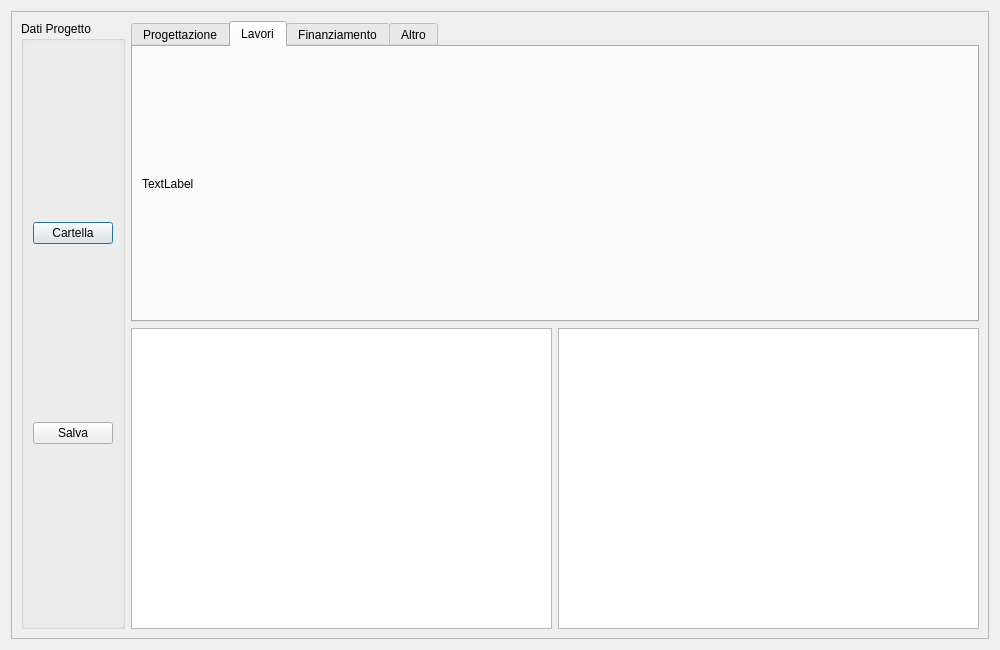
The window that schedadettaglio.ui (tarateo78/Praticometro) describes before a commit, drawn with Qt 5.
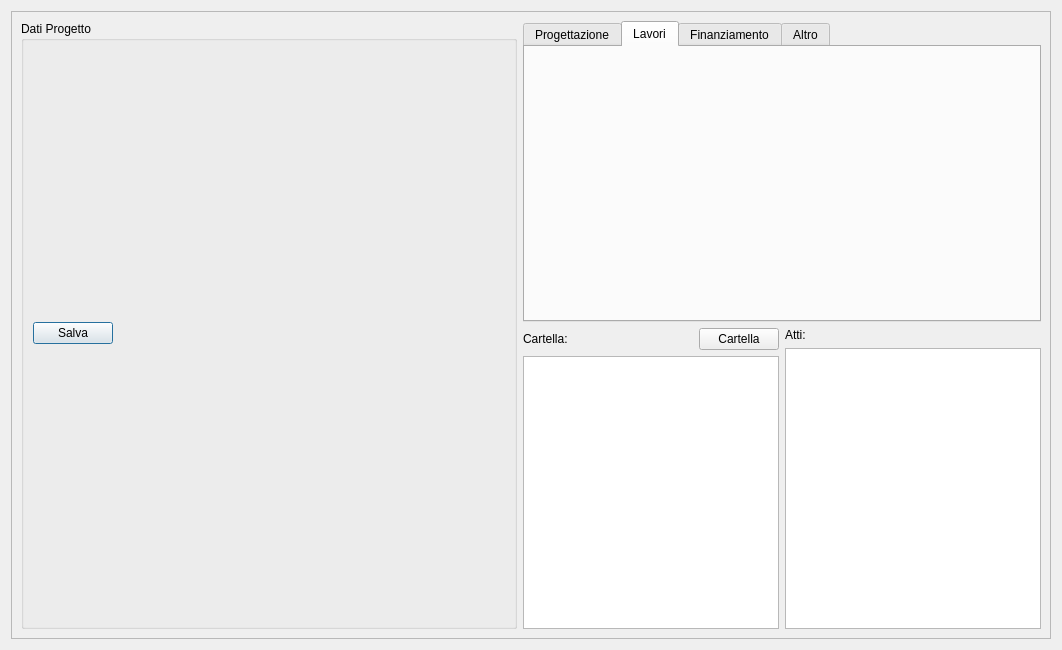
The same window after the commit.

Commit message: stato pratiche e cartella lavori

The edit to the form file:
```diff
--- a/schedadettaglio.ui
+++ b/schedadettaglio.ui
@@ -6,7 +6,7 @@
    <rect>
     <x>0</x>
     <y>0</y>
-    <width>1000</width>
+    <width>1062</width>
     <height>650</height>
    </rect>
   </property>
@@ -24,8 +24,8 @@
        <rect>
         <x>0</x>
         <y>0</y>
-        <width>980</width>
-        <height>630</height>
+        <width>1038</width>
+        <height>626</height>
        </rect>
       </property>
       <layout class="QVBoxLayout" name="verticalLayout_2">
@@ -41,18 +41,28 @@
              <layout class="QFormLayout" name="formLayout"/>
             </item>
             <item>
-             <widget class="QPushButton" name="pushButton_2">
-              <property name="text">
-               <string>Cartella</string>
-              </property>
-             </widget>
-            </item>
-            <item>
-             <widget class="QPushButton" name="pushButton">
-              <property name="text">
-               <string>Salva</string>
-              </property>
-             </widget>
+             <layout class="QHBoxLayout" name="horizontalLayout_4">
+              <item>
+               <widget class="QPushButton" name="pushButton">
+                <property name="text">
+                 <string>Salva</string>
+                </property>
+               </widget>
+              </item>
+              <item>
+               <spacer name="horizontalSpacer_2">
+                <property name="orientation">
+                 <enum>Qt::Horizontal</enum>
+                </property>
+                <property name="sizeHint" stdset="0">
+                 <size>
+                  <width>40</width>
+                  <height>20</height>
+                 </size>
+                </property>
+               </spacer>
+              </item>
+             </layout>
             </item>
            </layout>
           </widget>
@@ -82,13 +92,6 @@
                <item>
                 <layout class="QFormLayout" name="formLayout_5"/>
                </item>
-               <item>
-                <widget class="QLabel" name="label">
-                 <property name="text">
-                  <string>TextLabel</string>
-                 </property>
-                </widget>
-               </item>
               </layout>
              </widget>
              <widget class="QWidget" name="tab_2">
@@ -114,12 +117,58 @@
             </widget>
            </item>
            <item>
-            <layout class="QHBoxLayout" name="horizontalLayout_3">
+            <layout class="QHBoxLayout" name="horizontalLayout_2">
              <item>
-              <widget class="QListWidget" name="listWidget"/>
+              <layout class="QVBoxLayout" name="verticalLayout_9">
+               <item>
+                <layout class="QHBoxLayout" name="horizontalLayout_3">
+                 <item>
+                  <widget class="QLabel" name="label_2">
+                   <property name="text">
+                    <string>Cartella:</string>
+                   </property>
+                  </widget>
+                 </item>
+                 <item>
+                  <spacer name="horizontalSpacer">
+                   <property name="orientation">
+                    <enum>Qt::Horizontal</enum>
+                   </property>
+                   <property name="sizeHint" stdset="0">
+                    <size>
+                     <width>40</width>
+                     <height>20</height>
+                    </size>
+                   </property>
+                  </spacer>
+                 </item>
+                 <item>
+                  <widget class="QPushButton" name="pushButton_2">
+                   <property name="text">
+                    <string>Cartella</string>
+                   </property>
+                  </widget>
+                 </item>
+                </layout>
+               </item>
+               <item>
+                <widget class="QTreeView" name="treeView_2"/>
+               </item>
+              </layout>
              </item>
              <item>
-              <widget class="QListWidget" name="listWidget_2"/>
+              <layout class="QVBoxLayout" name="verticalLayout_10">
+               <item>
+                <widget class="QLabel" name="label">
+                 <property name="text">
+                  <string>Atti:</string>
+                 </property>
+                </widget>
+               </item>
+               <item>
+                <widget class="QTreeView" name="treeView"/>
+               </item>
+              </layout>
              </item>
             </layout>
            </item>
```
Left out of the diff: 10 changed lines with no effect on the pictures. The commit also changes 15 other files.
